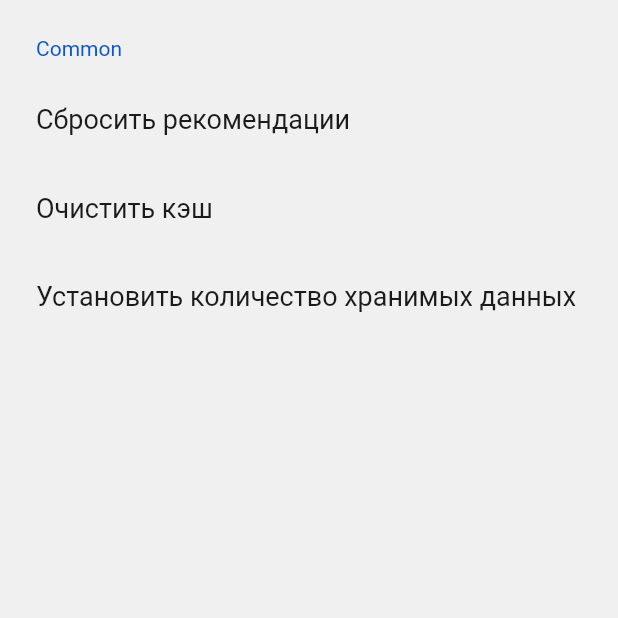
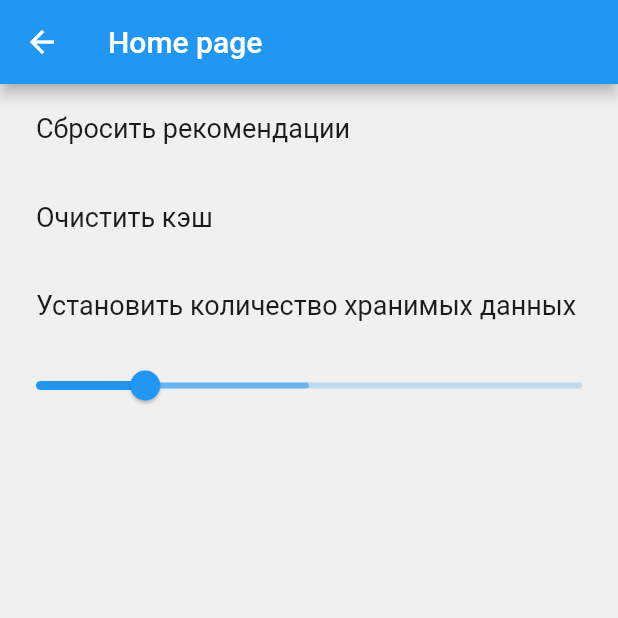
Before and after one commit to Crack-Man/film_studio, a Flutter app: the screen it shows after launch, item 2 of the bottom bar chosen, after a tap on the "settings" icon, on a phone screen of 412 x 824 dp, the top half of it. Run offline on Flutter 3.47's test engine with Material 2 defaults, Android fonts, the phone set to English and light mode, and no system bars; drawn by our look-alikes of settings_ui; our stand-ins replace hive, hive_flutter, page_transition; accounts and stored records are empty; network calls fail.

Commit message:
update settings page add animation to navigate settings page

```diff
--- a/lib/pages/btmNavBar.dart
+++ b/lib/pages/btmNavBar.dart
@@ -2,10 +2,9 @@ import 'package:film_studio/pages/settings_page.dart';
 import 'package:flutter/material.dart';
 
 import 'package:film_studio/pages/search_page.dart';
+import 'package:page_transition/page_transition.dart';
 import 'home_page.dart';
 import 'recommend_page.dart';
-
-
 
 class BtmNavBar extends StatefulWidget {
   BtmNavBar({Key? key}) : super(key: key);
@@ -32,14 +31,18 @@ class _BtmNavBarState extends State<BtmNavBar> {
   @override
   Widget build(BuildContext context) {
     return Scaffold(
-      appBar: AppBar(title: const Text("Home page"), actions: <Widget>[
+      appBar: AppBar(
+        title: const Text("Home page"),
+        actions: <Widget>[
           IconButton(
             icon: const Icon(Icons.settings),
             tooltip: 'Найстройки',
             onPressed: () {
               Navigator.push(
                   context,
-            MaterialPageRoute(builder: (context) => const SettingsScreen()));
+                  PageTransition(
+                      type: PageTransitionType.topToBottom,
+                      child: SettingsScreen()));
             },
           ),
         ],
--- a/lib/pages/settings_page.dart
+++ b/lib/pages/settings_page.dart
@@ -1,37 +1,51 @@
-import 'package:film_studio/settings/amount_of_data.dart';
 import 'package:flutter/material.dart';
 
 import 'package:settings_ui/settings_ui.dart';
 
-class SettingsScreen extends StatelessWidget {
+class SettingsScreen extends StatefulWidget {
   const SettingsScreen({super.key});
+
+  @override
+  State<SettingsScreen> createState() => _SettingsScreen();
+}
+
+class _SettingsScreen extends State<SettingsScreen> {
+  double _currentSliderPrimaryValue = 0.2;
+  double _currentSliderSecondaryValue = 0.5;
 
   @override
   Widget build(BuildContext context) {
     return Scaffold(
+      appBar: AppBar(title: const Text("Home page")),
       body: SettingsList(
         sections: [
           SettingsSection(
-            title: const Text('Common'),
             tiles: <SettingsTile>[
               SettingsTile.navigation(
                 title: const Text('Сбросить рекомендации'),
-                onPressed: (context) => _showResetRecommendationsDialog(context),
+                onPressed: (context) =>
+                    _showResetRecommendationsDialog(context),
               ),
               SettingsTile.navigation(
                 title: const Text('Очистить кэш'),
                 onPressed: (context) => _showResetCashDialog(context),
               ),
-              SettingsTile.navigation(
+              SettingsTile(
                 title: const Text('Установить количество хранимых данных'),
-                onPressed: (context) => {
-                  Navigator.push(
-                      context,
-                      MaterialPageRoute(builder: (context) => const AmountOfDataStored()))
-                },
               ),
             ],
           ),
+          CustomSettingsSection(
+              child: Slider(
+            value: _currentSliderPrimaryValue,
+            secondaryTrackValue: _currentSliderSecondaryValue,
+            label: _currentSliderPrimaryValue.round().toString(),
+            onChanged: (double value) {
+              setState(() {
+                _currentSliderPrimaryValue = value;
+              });
+            },
+          ))
         ],
       ),
     );
--- a/pubspec.yaml
+++ b/pubspec.yaml
@@ -34,6 +34,7 @@ dependencies:
   hive_flutter: ^1.1.0
   build_runner: ^2.4.5
   settings_ui: 2.0.2
+  page_transition: ^2.0.9
 
 
   # The following adds the Cupertino Icons font to your application.
```
Also changed, not shown: pubspec.lock. Lines whose indentation alone changed are shown as unchanged.
